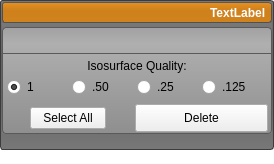
This is Interface/AppInterface/LayerGroupWidget.ui in jessdtate/Seg3D as Qt 5 draws it before an edit. The edited form follows.
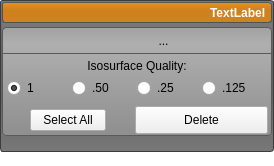
This is the edited form. Icons and pictures are not drawn. Custom widgets are drawn as their Qt base class.

Commit message: bug fixes for layerIO. Some more pieces of the undo mechanism.

Patch:
```diff
--- a/Interface/AppInterface/LayerGroupWidget.ui
+++ b/Interface/AppInterface/LayerGroupWidget.ui
@@ -7,7 +7,7 @@
     <x>0</x>
     <y>0</y>
     <width>274</width>
-    <height>159</height>
+    <height>166</height>
    </rect>
   </property>
   <property name="sizePolicy">
@@ -83,6 +83,25 @@
 	padding: 0 0 0 0;
 }
 
+
+QToolButton#duplicate_layer_{
+	background-color: rgba(0, 0, 0, 0);
+	border: 1px solid rgba(0, 0, 0, 0);
+	margin: 0 0 0 0;
+	padding: 0 0 0 0;
+}
+QToolButton#duplicate_layer_:hover{
+	background-color: rgba( 0, 0, 0, 30 ); border-radius: 3px;
+}
+
+QToolButton#duplicate_layer_:pressed{
+	background-color: rgb(233, 111, 53);
+	border-radius: 3px;
+	border: 1px solid rgb(142, 67, 32);
+	margin: 0 0 0 0;
+	padding: 0 0 0 0;
+}
+
 QToolButton#group_delete_button_{
 	background-color: rgba(0, 0, 0, 0);
 	border: 1px solid rgba(0, 0, 0, 0);
@@ -454,7 +473,7 @@
                 <height>27</height>
                </size>
               </property>
-              <layout class="QHBoxLayout" name="horizontalLayout_2" stretch="0,0,0,1">
+              <layout class="QHBoxLayout" name="horizontalLayout_2" stretch="0,0,0,0,1">
                <property name="spacing">
                 <number>4</number>
                </property>
@@ -483,6 +502,26 @@
                  </property>
                 </spacer>
                </item>
+               <item>
+                <widget class="QToolButton" name="duplicate_layer_">
+                 <property name="toolTip">
+                  <string>Duplicate a layer</string>
+                 </property>
+                 <property name="text">
+                  <string>...</string>
+                 </property>
+                 <property name="icon">
+                  <iconset resource="../../Resources/QtResources.qrc">
+                   <normaloff>:/Images/DuplicateOff.png</normaloff>:/Images/DuplicateOff.png</iconset>
+                 </property>
+                 <property name="iconSize">
+                  <size>
+                   <width>35</width>
+                   <height>20</height>
+                  </size>
+                 </property>
+                </widget>
+               </item>
                <item>
                 <widget class="QToolButton" name="group_iso_button_">
                  <property name="minimumSize">
```
Left out of the diff: 23 changed lines with no effect on the pictures. The commit also changes 10 other files.
